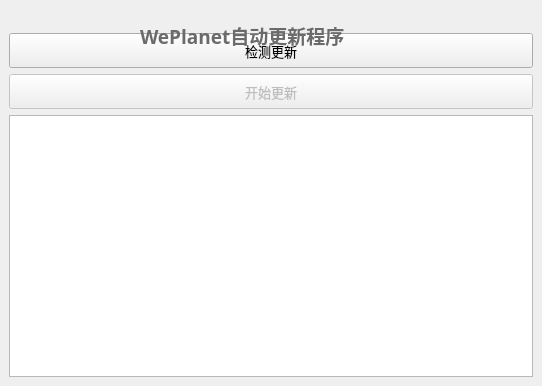
Before: the Qt Designer form mainwindow.ui in csthenry/autoupdate-for-qt, drawn with Qt 5.
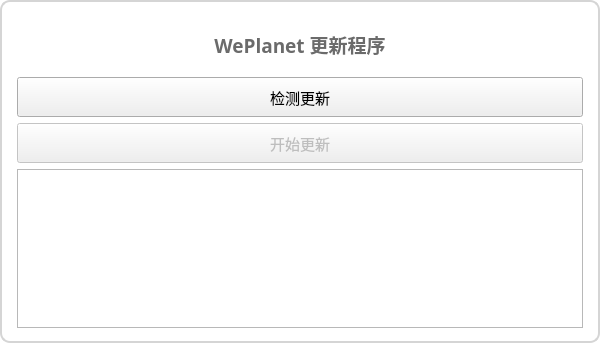
After: the same form once the commit is applied. Icons and pictures are not drawn.

Patch:
```diff
--- a/mainwindow.ui
+++ b/mainwindow.ui
@@ -6,8 +6,8 @@
    <rect>
     <x>0</x>
     <y>0</y>
-    <width>542</width>
-    <height>386</height>
+    <width>600</width>
+    <height>343</height>
    </rect>
   </property>
   <property name="font">
@@ -19,35 +19,85 @@
   <property name="windowTitle">
    <string>MainWindow</string>
   </property>
+  <property name="styleSheet">
+   <string notr="true">#MainWindow{
+	background-color: rgb(255, 255, 255);
+	border-radius: 10px;
+	border-style:solid;
+	border-width:2px;
+	border-color:rgb(213, 213, 213);
+}</string>
+  </property>
   <widget class="QWidget" name="centralwidget">
-   <layout class="QGridLayout" name="gridLayout">
+   <layout class="QGridLayout" name="gridLayout_3">
+    <property name="leftMargin">
+     <number>2</number>
+    </property>
+    <property name="topMargin">
+     <number>15</number>
+    </property>
+    <property name="rightMargin">
+     <number>2</number>
+    </property>
+    <property name="bottomMargin">
+     <number>15</number>
+    </property>
     <item row="0" column="0">
-     <widget class="QLabel" name="label">
-      <property name="text">
+     <widget class="QGroupBox" name="groupBox">
+      <property name="styleSheet">
+       <string notr="true">#groupBox{border: 0px; border-image: url(:/resources/headerbg.png);}</string>
+      </property>
+      <property name="title">
        <string/>
       </property>
-      <property name="pixmap">
-       <pixmap resource="autoUpdater.qrc">:/resources/headerbg.png</pixmap>
-      </property>
-      <property name="scaledContents">
-       <bool>true</bool>
-      </property>
+      <layout class="QGridLayout" name="gridLayout_2">
+       <item row="0" column="0">
+        <widget class="QLabel" name="label_2">
+         <property name="font">
+          <font>
+           <family>微软雅黑</family>
+           <pointsize>14</pointsize>
+          </font>
+         </property>
+         <property name="text">
+          <string>&lt;html&gt;&lt;head/&gt;&lt;body&gt;&lt;p&gt;&lt;span style=&quot; font-weight:700; color:#6b6b6b;&quot;&gt;WePlanet 更新程序&lt;/span&gt;&lt;/p&gt;&lt;/body&gt;&lt;/html&gt;</string>
+         </property>
+         <property name="alignment">
+          <set>Qt::AlignCenter</set>
+         </property>
+        </widget>
+       </item>
+      </layout>
      </widget>
     </item>
     <item row="1" column="0">
+     <layout class="QGridLayout" name="gridLayout">
+      <property name="leftMargin">
+       <number>15</number>
+      </property>
+      <property name="rightMargin">
+       <number>15</number>
+      </property>
+      <item row="0" column="0">
      <widget class="QPushButton" name="chkUpgradeBtn">
       <property name="minimumSize">
        <size>
         <width>0</width>
-        <height>35</height>
-       </size>
-      </property>
+          <height>40</height>
+         </size>
+        </property>
+        <property name="font">
+         <font>
+          <family>微软雅黑</family>
+          <pointsize>11</pointsize>
+         </font>
+        </property>
       <property name="text">
        <string>检测更新</string>
       </property>
      </widget>
     </item>
-    <item row="2" column="0">
+      <item row="1" column="0">
      <widget class="QPushButton" name="nowUpgradeBtn">
       <property name="enabled">
        <bool>false</bool>
@@ -55,9 +105,15 @@
       <property name="minimumSize">
        <size>
         <width>0</width>
-        <height>35</height>
-       </size>
-      </property>
+          <height>40</height>
+         </size>
+        </property>
+        <property name="font">
+         <font>
+          <family>微软雅黑</family>
+          <pointsize>11</pointsize>
+         </font>
+        </property>
       <property name="cursor">
        <cursorShape>ArrowCursor</cursorShape>
       </property>
@@ -73,7 +129,7 @@
       </property>
      </widget>
     </item>
-    <item row="3" column="0">
+      <item row="2" column="0">
      <widget class="QTextEdit" name="progressMsgBox">
       <property name="enabled">
        <bool>true</bool>
@@ -81,7 +137,7 @@
       <property name="font">
        <font>
         <family>微软雅黑</family>
-        <pointsize>9</pointsize>
+          <pointsize>10</pointsize>
        </font>
       </property>
       <property name="readOnly">
@@ -90,26 +146,8 @@
      </widget>
     </item>
    </layout>
-   <widget class="QLabel" name="label_2">
-    <property name="geometry">
-     <rect>
-      <x>140</x>
-      <y>20</y>
-      <width>251</width>
-      <height>31</height>
-     </rect>
-    </property>
-    <property name="font">
-     <font>
-      <family>微软雅黑</family>
-      <pointsize>14</pointsize>
-     </font>
-    </property>
-    <property name="text">
-     <string>&lt;html&gt;&lt;head/&gt;&lt;body&gt;&lt;p&gt;&lt;span style=&quot; font-weight:700; color:#6b6b6b;&quot;&gt;WePlanet自动更新程序&lt;/span&gt;&lt;/p&gt;&lt;/body&gt;&lt;/html&gt;</string>
-    </property>
-   </widget>
-   <zorder>label</zorder>
+    </item>
+   </layout>
    <zorder>progressMsgBox</zorder>
    <zorder>nowUpgradeBtn</zorder>
    <zorder>chkUpgradeBtn</zorder>
```
Left out of the diff: 5 changed lines with no effect on the pictures. Lines whose indentation alone changed are shown as unchanged.
